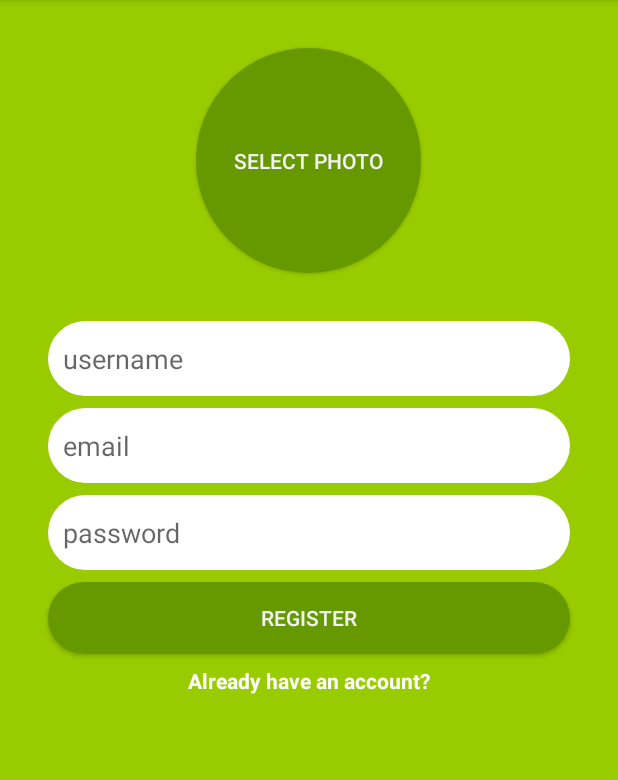
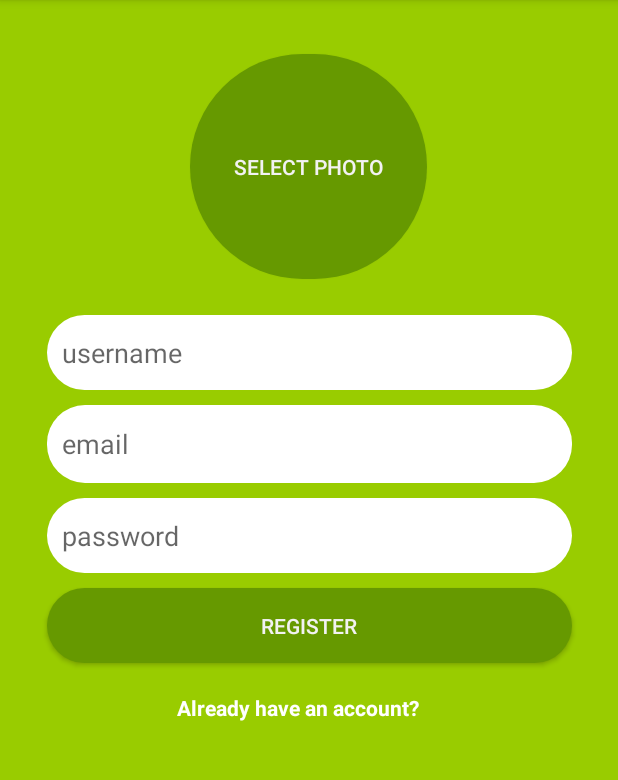
Before and after one commit to nghiemjohn84/CollabDrawingFE, an Android app: the screen it shows after launch (RegistrationActivity), on a phone screen of 412 x 824 dp, the part 84-864 px from its top. Run offline under Robolectric (Android 15) with nearby library versions, the phone set to English and light mode, and no system bars.

Commit message:
add scrollView

```diff
--- a/app/src/main/res/layout/activity_registration.xml
+++ b/app/src/main/res/layout/activity_registration.xml
@@ -6,20 +6,52 @@
         android:layout_width="match_parent"
         android:layout_height="match_parent"
         tools:context=".RegistrationActivity" android:background="@android:color/holo_green_light">
+
+    <ScrollView
+            android:layout_width="match_parent"
+            android:layout_height="match_parent" tools:layout_editor_absoluteY="-28dp"
+            tools:layout_editor_absoluteX="0dp" android:id="@+id/scrollView2">
+
+        <androidx.constraintlayout.widget.ConstraintLayout
+                android:layout_width="match_parent"
+                android:layout_height="match_parent" android:id="@+id/linearLayout">
+
+            <Button
+                    android:text="Select Photo"
+                    android:layout_width="158dp"
+                    android:layout_height="150dp" android:id="@+id/select_photo_button_registration"
+                    app:layout_constraintEnd_toEndOf="parent"
+                    app:layout_constraintStart_toStartOf="parent"
+                    app:layout_constraintHorizontal_bias="0.498"
+                    app:layout_constraintTop_toTopOf="parent" android:textColor="#F2F2F2"
+                    android:background="@drawable/rounded_select_photo"
+                    android:layout_marginTop="36dp"/>
             <EditText
-            android:layout_width="0dp"
+                    android:layout_width="350dp"
                     android:layout_height="50dp"
                     android:inputType="textPersonName"
                     android:ems="10"
-            android:id="@+id/username_editText_registration" android:layout_marginEnd="32dp"
-            app:layout_constraintEnd_toEndOf="parent" android:layout_marginStart="32dp"
-            app:layout_constraintStart_toStartOf="parent" android:layout_marginTop="32dp"
+                    android:id="@+id/username_editText_registration"
+                    app:layout_constraintEnd_toEndOf="parent"
+                    app:layout_constraintStart_toStartOf="parent"
                     android:hint="username" android:paddingLeft="10dp"
                     android:background="@drawable/rounded_edittext_login_registration"
-            app:layout_constraintHorizontal_bias="0.0"
-            app:layout_constraintTop_toBottomOf="@+id/select_photo_button_registration"/>
+                    app:layout_constraintTop_toBottomOf="@+id/select_photo_button_registration"
+                    android:layout_marginTop="24dp"/>
             <EditText
-            android:layout_width="0dp"
+                    android:layout_width="350dp"
+                    android:layout_height="52dp"
+                    android:inputType="textEmailAddress"
+                    android:ems="10"
+                    android:id="@+id/email_editText_registration"
+                    app:layout_constraintStart_toStartOf="@+id/username_editText_registration"
+                    app:layout_constraintEnd_toEndOf="@+id/username_editText_registration"
+                    app:layout_constraintTop_toBottomOf="@+id/username_editText_registration"
+                    android:hint="email" android:paddingLeft="10dp" app:layout_constraintHorizontal_bias="0.0"
+                    android:background="@drawable/rounded_edittext_login_registration"
+                    android:layout_marginTop="10dp"/>
+            <EditText
+                    android:layout_width="350dp"
                     android:layout_height="50dp"
                     android:inputType="textPassword"
                     android:ems="10"
@@ -27,31 +59,21 @@
                     app:layout_constraintEnd_toEndOf="@+id/username_editText_registration"
                     app:layout_constraintStart_toStartOf="@+id/username_editText_registration"
                     android:hint="password"
-            android:paddingLeft="10dp" android:layout_marginTop="8dp"
+                    android:paddingLeft="10dp"
                     app:layout_constraintTop_toBottomOf="@+id/email_editText_registration"
-            app:layout_constraintHorizontal_bias="0.0"
+                    app:layout_constraintHorizontal_bias="0.474"
                     android:background="@drawable/rounded_edittext_login_registration"
-    />
-    <EditText
-            android:layout_width="0dp"
-            android:layout_height="50dp"
-            android:inputType="textEmailAddress"
-            android:ems="10"
-            android:id="@+id/email_editText_registration"
-            app:layout_constraintStart_toStartOf="@+id/username_editText_registration"
-            app:layout_constraintEnd_toEndOf="@+id/username_editText_registration" android:layout_marginTop="8dp"
-            app:layout_constraintTop_toBottomOf="@+id/username_editText_registration"
-            android:hint="email" android:paddingLeft="10dp" app:layout_constraintHorizontal_bias="0.0"
-            android:background="@drawable/rounded_edittext_login_registration"/>
+                    android:layout_marginTop="10dp"/>
             <Button
                     android:text="Register"
-            android:layout_width="0dp"
-            android:layout_height="wrap_content"
+                    android:layout_width="350dp"
+                    android:layout_height="50dp"
                     android:id="@+id/register_button_registration"
                     app:layout_constraintEnd_toEndOf="@+id/password_editText_registration"
-            app:layout_constraintStart_toStartOf="@+id/password_editText_registration" android:layout_marginTop="8dp"
+                    app:layout_constraintStart_toStartOf="@+id/password_editText_registration"
                     app:layout_constraintTop_toBottomOf="@+id/password_editText_registration"
-            android:background="@drawable/rounded_button" android:textColor="#F2F2F2"/>
+                    android:background="@drawable/rounded_button" android:textColor="#F2F2F2"
+                    android:layout_marginTop="10dp" app:layout_constraintHorizontal_bias="0.496"/>
             <TextView
                     android:text="Already have an account?"
                     android:layout_width="wrap_content"
@@ -61,15 +83,8 @@
                     android:id="@+id/already_have_an_account_text_view"
                     app:layout_constraintStart_toStartOf="@+id/register_button_registration"
                     app:layout_constraintEnd_toEndOf="@+id/register_button_registration"
-            app:layout_constraintTop_toBottomOf="@+id/register_button_registration" android:layout_marginTop="8dp"/>
-    <Button
-            android:text="Select Photo"
-            android:layout_width="150dp"
-            android:layout_height="150dp" android:id="@+id/select_photo_button_registration"
-            app:layout_constraintEnd_toEndOf="parent" android:layout_marginEnd="8dp"
-            app:layout_constraintStart_toStartOf="parent" android:layout_marginStart="8dp"
-            app:layout_constraintHorizontal_bias="0.498" android:layout_marginTop="32dp"
-            app:layout_constraintTop_toTopOf="parent" android:textColor="#F2F2F2"
-            android:background="@drawable/rounded_select_photo"/>
-
+                    app:layout_constraintTop_toBottomOf="@+id/register_button_registration"
+                    android:layout_marginTop="20dp" app:layout_constraintHorizontal_bias="0.459"/>
         </androidx.constraintlayout.widget.ConstraintLayout>
+    </ScrollView>
+</androidx.constraintlayout.widget.ConstraintLayout>
```
Lines whose indentation alone changed are shown as unchanged.
